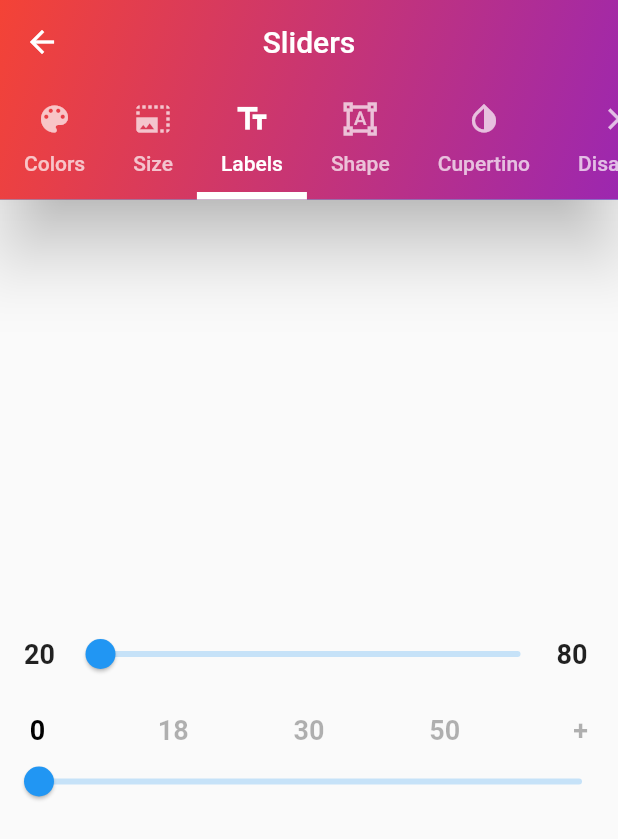
After one commit to LavanDroid/Learning-Flutter, a Flutter app: the TabBarWidget screen opened directly, tab 3 chosen, on a phone screen of 412 x 824 dp. The commit adds this screen. Shown: the top 839 px of the screen. Run offline on Flutter 3.47's test engine with Material 2 defaults, Android fonts, the phone set to English and light mode, and no system bars; our stand-ins replace cached_network_image, dio, fluttertoast, font_awesome_flutter.

Commit message:
Slider(SeekBar)

```diff
--- a/lib/constants/app_constants.dart
+++ b/lib/constants/app_constants.dart
@@ -17,6 +17,7 @@ class AppConstants {
   static const String textField = '/text_field';
   static const String textview = '/textview';
   static const String expansionTile = '/expansion_tile';
+  static const String slider = '/slider';
   // static const String toast = '/toast';
 
   //! Api path !//
--- a/lib/model/main_model.dart
+++ b/lib/model/main_model.dart
@@ -66,5 +66,9 @@ class CatalogModel {
       name: 'Expansion Tile',
       id: 14,
     ),
+    MainModel(
+      name: 'Slider (SeekBar)',
+      id: 15,
+    ),
   ];
 }
--- a/lib/routes/route_generator.dart
+++ b/lib/routes/route_generator.dart
@@ -10,6 +10,7 @@ import 'package:flutter_demo/screens/expansion_tile/expansion_tile.dart';
 import 'package:flutter_demo/screens/listview/my_listview.dart';
 import 'package:flutter_demo/screens/popup_menu/my_popup_menu.dart';
 import 'package:flutter_demo/screens/radio_button/my_radio.dart';
+import 'package:flutter_demo/screens/slider/my_slider.dart';
 import 'package:flutter_demo/screens/splash/splash.dart';
 import 'package:flutter_demo/screens/switch_button/my_switch.dart';
 import 'package:flutter_demo/screens/textfield/my_textfield.dart';
@@ -112,6 +113,11 @@ class RouteGenerator {
           builder: (_) => const MyExpansionTile(),
         );
 
+        case AppConstants.slider:
+        return MaterialPageRoute(
+          builder: (_) => const MySlider(),
+        );
+
       default:
         // If there is no such named route in the switch statement, e.g. /third
         return _errorRoute();
--- a/lib/screens/listview/search/my_search_list.dart
+++ b/lib/screens/listview/search/my_search_list.dart
@@ -2,7 +2,6 @@ import 'dart:async';
 
 import 'package:flutter/material.dart';
 import 'package:flutter_demo/base/app_base.dart';
-import 'package:flutter_demo/screens/custom_appbar/common_appbar.dart';
 
 import 'Api/books_api.dart';
 import 'Widget/search_widget.dart';
--- /dev/null
+++ b/lib/screens/slider/my_label.dart
@@ -0,0 +1,128 @@
+import 'package:flutter/material.dart';
+import 'package:flutter_demo/base/app_base.dart';
+
+import 'utils.dart';
+
+class MyLabelSlider extends StatefulWidget {
+  const MyLabelSlider({Key? key}) : super(key: key);
+
+  @override
+  _MyLabelSliderState createState() => _MyLabelSliderState();
+}
+
+class _MyLabelSliderState extends State<MyLabelSlider> with AppBase {
+  int indexTop = 0;
+  double valueBottom = 20;
+
+  @override
+  Widget build(BuildContext context) {
+    return Container(
+      child: buildAppBar(),
+    );
+  }
+
+  Widget buildAppBar() => SliderTheme(
+        data: const SliderThemeData(
+          /// ticks in between
+          activeTickMarkColor: Colors.transparent,
+          inactiveTickMarkColor: Colors.transparent,
+        ),
+        child: Column(
+          mainAxisAlignment: MainAxisAlignment.center,
+          children: [
+            buildSliderSideLabel(),
+            const SizedBox(height: 16),
+            buildSliderTopLabel(),
+          ],
+        ),
+      );
+
+  Widget buildSliderSideLabel() {
+    const double min = 20;
+    const double max = 80;
+    const divisions = 4;
+
+    return Container(
+      margin: const EdgeInsets.symmetric(horizontal: 16),
+      child: Row(
+        children: [
+          buildSideLabel(min),
+          Expanded(
+            child: Slider(
+              value: valueBottom,
+              min: min,
+              max: max,
+              divisions: divisions,
+              label: valueBottom.round().toString(),
+              onChanged: (value) => setState(() => valueBottom = value),
+            ),
+          ),
+          buildSideLabel(max),
+        ],
+      ),
+    );
+  }
+
+  Widget buildSideLabel(double value) => SizedBox(
+        width: 25,
+        child: Text(
+          value.round().toString(),
+          style: const TextStyle(fontSize: 18, fontWeight: FontWeight.bold),
+        ),
+      );
+
+  Widget buildSliderTopLabel() {
+    final labels = ['0', '18', '30', '50', '+'];
+    const double min = 0;
+    final double max = labels.length - 1.0;
+    final divisions = labels.length - 1;
+
+    return Column(
+      children: [
+        Container(
+          margin: const EdgeInsets.symmetric(horizontal: 10),
+          child: Row(
+            mainAxisAlignment: MainAxisAlignment.spaceBetween,
+            children: Utils.modelBuilder(
+              labels,
+              (index, label) {
+                const selectedColor = Colors.black;
+                final unselectedColor = Colors.black.withOpacity(0.3);
+                final isSelected = index <= indexTop;
+                final color = isSelected ? selectedColor : unselectedColor;
+
+                return buildLabel(
+                    label: label.toString(), color: color, width: 30);
+              },
+            ),
+          ),
+        ),
+        Slider(
+          value: indexTop.toDouble(),
+          min: min,
+          max: max,
+          divisions: divisions,
+          // label: labels[indexTop],
+          onChanged: (value) => setState(() => indexTop = value.toInt()),
+        ),
+      ],
+    );
+  }
+
+  Widget buildLabel({
+    required String label,
+    required double width,
+    required Color color,
+  }) =>
+      SizedBox(
+        width: width,
+        child: Text(
+          label,
+          textAlign: TextAlign.center,
+          style: const TextStyle(
+            fontSize: 18,
+            fontWeight: FontWeight.bold,
+          ).copyWith(color: color),
+        ),
+      );
+}
--- /dev/null
+++ b/lib/screens/slider/my_slider.dart
@@ -0,0 +1,40 @@
+import 'package:flutter/material.dart';
+import 'package:flutter_demo/screens/slider/my_color.dart';
+
+import 'my_cupertino.dart';
+import 'my_disabled.dart';
+import 'my_label.dart';
+import 'my_range.dart';
+import 'my_shape.dart';
+import 'my_size.dart';
+import 'my_vertical.dart';
+import 'tabbar_widget.dart';
+
+class MySlider extends StatelessWidget {
+  const MySlider({Key? key}) : super(key: key);
+
+  @override
+  Widget build(BuildContext context) => TabBarWidget(
+        title: 'Sliders',
+        tabs: const [
+          Tab(icon: Icon(Icons.color_lens), text: 'Colors'),
+          Tab(icon: Icon(Icons.photo_size_select_large), text: 'Size'),
+          Tab(icon: Icon(Icons.text_fields), text: 'Labels'),
+          Tab(icon: Icon(Icons.format_shapes), text: 'Shape'),
+          Tab(icon: Icon(Icons.invert_colors_on_sharp), text: 'Cupertino'),
+          Tab(icon: Icon(Icons.clear), text: 'Disabled'),
+          Tab(icon: Icon(Icons.vertical_align_bottom_sharp), text: 'Vertical'),
+          Tab(icon: Icon(Icons.social_distance_sharp), text: 'Range'),
+        ],
+        children: [
+          const MyColorSlider(),
+          const MySizeSlider(),
+          const MyLabelSlider(),
+          const MyShapeSlider(),
+          const MyCupertinoSlider(),
+          const MyDisabledSlider(),
+          const MyVerticalSlider(),
+          const MyRangeSlider()
+        ].map((child) => Center(child: child)).toList(),
+      );
+}
--- /dev/null
+++ b/lib/screens/slider/tabbar_widget.dart
@@ -0,0 +1,43 @@
+import 'package:flutter/material.dart';
+
+class TabBarWidget extends StatelessWidget {
+  final String title;
+  final List<Tab> tabs;
+  final List<Widget> children;
+
+  const TabBarWidget({
+    Key? key,
+    required this.tabs,
+    required this.children,
+    required this.title,
+  }) : super(key: key);
+
+  @override
+  Widget build(BuildContext context) => DefaultTabController(
+        length: tabs.length,
+        child: Scaffold(
+          appBar: AppBar(
+            title: Text(title),
+            centerTitle: true,
+            flexibleSpace: Container(
+              decoration: const BoxDecoration(
+                gradient: LinearGradient(
+                  colors: [Colors.purple, Colors.red],
+                  begin: Alignment.bottomRight,
+                  end: Alignment.topLeft,
+                ),
+              ),
+            ),
+            bottom: TabBar(
+              isScrollable: true,
+              indicatorColor: Colors.white,
+              indicatorWeight: 5,
+              tabs: tabs,
+            ),
+            elevation: 20,
+            titleSpacing: 20,
+          ),
+          body: TabBarView(children: children),
+        ),
+      );
+}
--- /dev/null
+++ b/lib/screens/slider/utils.dart
@@ -0,0 +1,12 @@
+import 'package:flutter/material.dart';
+
+class Utils {
+  static List<Widget> modelBuilder<M>(
+          List<M> models, Widget Function(int index, M model) builder) =>
+      models
+          .asMap()
+          .map<int, Widget>(
+              (index, model) => MapEntry(index, builder(index, model)))
+          .values
+          .toList();
+}
```
Also changed, not shown: lib/home/home.dart (+6 -1 lines), lib/screens/slider/custom_slider_theme.dart (added, +48 -0 lines), lib/screens/slider/my_color.dart (added, +80 -0 lines), lib/screens/slider/my_cupertino.dart (added, +32 -0 lines), lib/screens/slider/my_disabled.dart (added, +52 -0 lines), lib/screens/slider/my_range.dart (added, +57 -0 lines), lib/screens/slider/my_shape.dart (added, +76 -0 lines), lib/screens/slider/my_size.dart (added, +53 -0 lines), lib/screens/slider/my_vertical.dart (added, +76 -0 lines), 3 other files.
